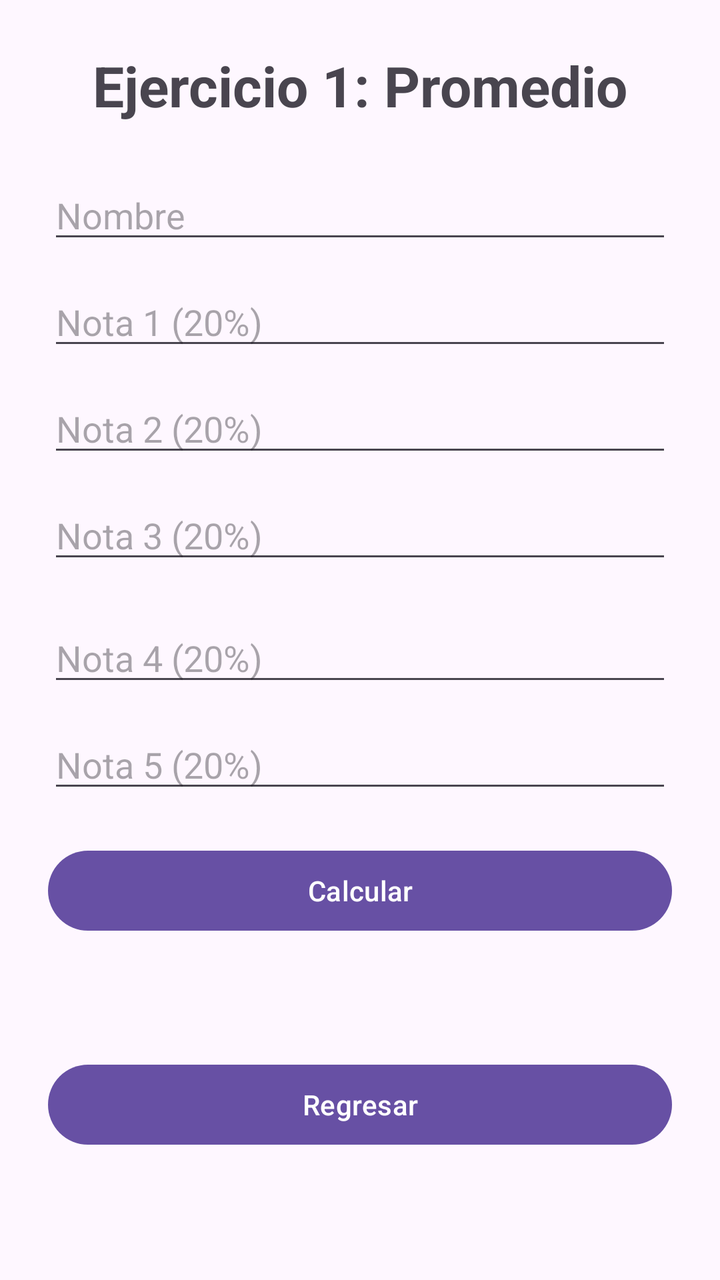
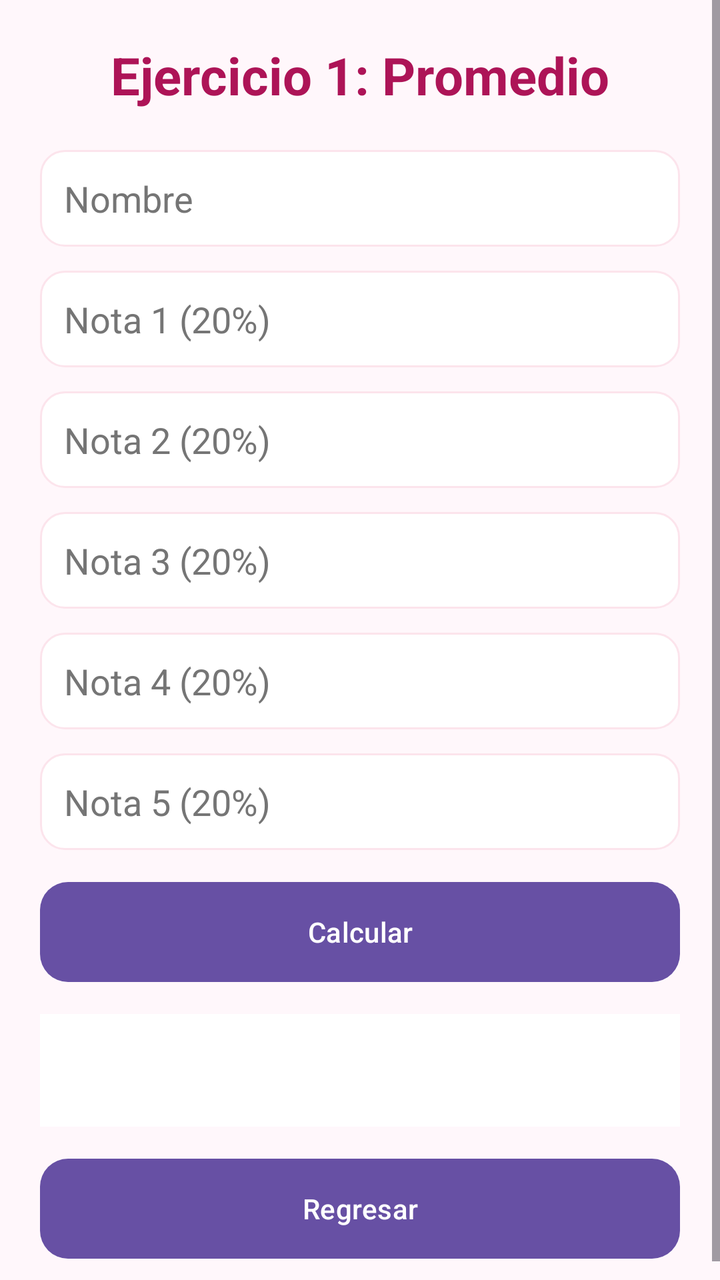

The first picture is an Android layout as it rendered before a commit; the second is the same layout after the commit. The layout source and the unified diff follow.
<!-- AndroidManifest.xml: application theme Theme.DesafioPractico -->
<!-- res/layout/activity_promedio.xml -->
<?xml version="1.0" encoding="utf-8"?>
<LinearLayout xmlns:android="http://schemas.android.com/apk/res/android"
    android:layout_width="match_parent"
    android:layout_height="match_parent"
    android:orientation="vertical"
    android:padding="24dp"
    android:gravity="center_horizontal">

    <TextView
        android:layout_width="wrap_content"
        android:layout_height="wrap_content"
        android:text="@string/titulo_promedio"
        android:textSize="28sp"
        android:textStyle="bold"
        android:layout_marginBottom="24dp" />

    <EditText
        android:id="@+id/etNombre"
        android:layout_width="match_parent"
        android:layout_height="wrap_content"
        android:hint="@string/nombre"
        android:inputType="text"
        android:layout_marginBottom="12dp" />

    <EditText
        android:id="@+id/etNota1"
        android:layout_width="match_parent"
        android:layout_height="wrap_content"
        android:hint="@string/nota_1"
        android:inputType="numberDecimal"
        android:layout_marginBottom="12dp" />

    <EditText
        android:id="@+id/etNota2"
        android:layout_width="match_parent"
        android:layout_height="wrap_content"
        android:hint="@string/nota_2"
        android:inputType="numberDecimal"
        android:layout_marginBottom="12dp" />

    <EditText
        android:id="@+id/etNota3"
        android:layout_width="match_parent"
        android:layout_height="wrap_content"
        android:hint="@string/nota_3"
        android:inputType="numberDecimal"
        android:layout_marginBottom="20dp" />

    <EditText
        android:id="@+id/etNota4"
        android:layout_width="match_parent"
        android:layout_height="wrap_content"
        android:hint="@string/nota_4"
        android:inputType="numberDecimal"
        android:layout_marginBottom="12dp" />

    <EditText
        android:id="@+id/etNota5"
        android:layout_width="match_parent"
        android:layout_height="wrap_content"
        android:hint="@string/nota_5"
        android:inputType="numberDecimal"
        android:layout_marginBottom="20dp" />

    <Button
        android:id="@+id/btnCalcularPromedio"
        android:layout_width="match_parent"
        android:layout_height="wrap_content"
        android:text="@string/calcular"
        android:layout_marginBottom="12dp" />

    <TextView
        android:id="@+id/tvResultadoPromedio"
        android:layout_width="match_parent"
        android:layout_height="wrap_content"
        android:text=""
        android:textSize="20sp"
        android:textStyle="bold"
        android:gravity="center"
        android:layout_marginBottom="20dp" />

    <Button
        android:id="@+id/btnRegresarPromedio"
        android:layout_width="match_parent"
        android:layout_height="wrap_content"
        android:text="@string/regresar" />

</LinearLayout>
<!-- resources referenced by this layout -->
<resources>
  <string name="calcular">Calcular</string>
  <string name="nombre">Nombre</string>
  <string name="nota_1">Nota 1 (20%)</string>
  <string name="nota_2">Nota 2 (20%)</string>
  <string name="nota_3">Nota 3 (20%)</string>
  <string name="nota_4">Nota 4 (20%)</string>
  <string name="nota_5">Nota 5 (20%)</string>
  <string name="regresar">Regresar</string>
  <string name="titulo_promedio">Ejercicio 1: Promedio</string>
  <style name="Theme.DesafioPractico" parent="Base.Theme.DesafioPractico" />
  <style name="Base.Theme.DesafioPractico" parent="Theme.Material3.DayNight.NoActionBar">
          
          
      </style>
</resources>

<!-- the commit's change to res/layout/activity_promedio.xml (unified diff, before → after) -->
@@ -1,88 +1,128 @@
 <?xml version="1.0" encoding="utf-8"?>
-<LinearLayout xmlns:android="http://schemas.android.com/apk/res/android"
+<ScrollView
+    xmlns:android="http://schemas.android.com/apk/res/android"
     android:layout_width="match_parent"
     android:layout_height="match_parent"
-    android:orientation="vertical"
-    android:padding="24dp"
-    android:gravity="center_horizontal">
+    android:background="@color/fondo_principal">
 
-    <TextView
-        android:layout_width="wrap_content"
-        android:layout_height="wrap_content"
-        android:text="@string/titulo_promedio"
-        android:textSize="28sp"
-        android:textStyle="bold"
-        android:layout_marginBottom="24dp" />
-
-    <EditText
-        android:id="@+id/etNombre"
+    <LinearLayout
         android:layout_width="match_parent"
         android:layout_height="wrap_content"
-        android:hint="@string/nombre"
-        android:inputType="text"
-        android:layout_marginBottom="12dp" />
+        android:orientation="vertical"
+        android:padding="@dimen/margen_principal">
 
-    <EditText
-        android:id="@+id/etNota1"
-        android:layout_width="match_parent"
-        android:layout_height="wrap_content"
-        android:hint="@string/nota_1"
-        android:inputType="numberDecimal"
-        android:layout_marginBottom="12dp" />
+        <TextView
+            android:layout_width="match_parent"
+            android:layout_height="wrap_content"
+            android:text="@string/titulo_promedio"
+            android:textSize="@dimen/texto_titulo"
+            android:textStyle="bold"
+            android:textColor="@color/fucsia_oscuro"
+            android:gravity="center"
+            android:layout_marginBottom="@dimen/margen_titulo" />
 
-    <EditText
-        android:id="@+id/etNota2"
-        android:layout_width="match_parent"
-        android:layout_height="wrap_content"
-        android:hint="@string/nota_2"
-        android:inputType="numberDecimal"
-        android:layout_marginBottom="12dp" />
+        <EditText
+            android:id="@+id/etNombre"
+            android:layout_width="match_parent"
+            android:layout_height="wrap_content"
+            android:hint="@string/nombre"
+            android:textColor="@color/texto_principal"
+            android:textColorHint="@color/texto_secundario"
+            android:inputType="text"
+            android:background="@drawable/campo_fondo"
+            android:padding="12dp"
+            android:layout_marginBottom="@dimen/margen_campo" />
 
-    <EditText
-        android:id="@+id/etNota3"
-        android:layout_width="match_parent"
-        android:layout_height="wrap_content"
-        android:hint="@string/nota_3"
-        android:inputType="numberDecimal"
-        android:layout_marginBottom="20dp" />
+        <EditText
+            android:id="@+id/etNota1"
+            android:layout_width="match_parent"
+            android:layout_height="wrap_content"
+            android:hint="@string/nota_1"
+            android:textColor="@color/texto_principal"
+            android:textColorHint="@color/texto_secundario"
+            android:inputType="numberDecimal"
+            android:background="@drawable/campo_fondo"
+            android:padding="12dp"
+            android:layout_marginBottom="@dimen/margen_campo" />
 
-    <EditText
-        android:id="@+id/etNota4"
-        android:layout_width="match_parent"
-        android:layout_height="wrap_content"
-        android:hint="@string/nota_4"
-        android:inputType="numberDecimal"
-        android:layout_marginBottom="12dp" />
+        <EditText
+            android:id="@+id/etNota2"
+            android:layout_width="match_parent"
+            android:layout_height="wrap_content"
+            android:hint="@string/nota_2"
+            android:textColor="@color/texto_principal"
+            android:textColorHint="@color/texto_secundario"
+            android:inputType="numberDecimal"
+            android:background="@drawable/campo_fondo"
+            android:padding="12dp"
+            android:layout_marginBottom="@dimen/margen_campo" />
 
-    <EditText
-        android:id="@+id/etNota5"
-        android:layout_width="match_parent"
-        android:layout_height="wrap_content"
-        android:hint="@string/nota_5"
-        android:inputType="numberDecimal"
-        android:layout_marginBottom="20dp" />
+        <EditText
+            android:id="@+id/etNota3"
+            android:layout_width="match_parent"
+            android:layout_height="wrap_content"
+            android:hint="@string/nota_3"
+            android:textColor="@color/texto_principal"
+            android:textColorHint="@color/texto_secundario"
+            android:inputType="numberDecimal"
+            android:background="@drawable/campo_fondo"
+            android:padding="12dp"
+            android:layout_marginBottom="@dimen/margen_campo" />
 
-    <Button
-        android:id="@+id/btnCalcularPromedio"
-        android:layout_width="match_parent"
-        android:layout_height="wrap_content"
-        android:text="@string/calcular"
-        android:layout_marginBottom="12dp" />
+        <EditText
+            android:id="@+id/etNota4"
+            android:layout_width="match_parent"
+            android:layout_height="wrap_content"
+            android:hint="@string/nota_4"
+            android:textColor="@color/texto_principal"
+            android:textColorHint="@color/texto_secundario"
+            android:inputType="numberDecimal"
+            android:background="@drawable/campo_fondo"
+            android:padding="12dp"
+            android:layout_marginBottom="@dimen/margen_campo" />
 
-    <TextView
-        android:id="@+id/tvResultadoPromedio"
-        android:layout_width="match_parent"
-        android:layout_height="wrap_content"
-        android:text=""
-        android:textSize="20sp"
-        android:textStyle="bold"
-        android:gravity="center"
-        android:layout_marginBottom="20dp" />
+        <EditText
+            android:id="@+id/etNota5"
+            android:layout_width="match_parent"
+            android:layout_height="wrap_content"
+            android:hint="@string/nota_5"
+            android:textColor="@color/texto_principal"
+            android:textColorHint="@color/texto_secundario"
+            android:inputType="numberDecimal"
+            android:background="@drawable/campo_fondo"
+            android:padding="12dp"
+            android:layout_marginBottom="@dimen/margen_resultado" />
 
-    <Button
-        android:id="@+id/btnRegresarPromedio"
-        android:layout_width="match_parent"
-        android:layout_height="wrap_content"
-        android:text="@string/regresar" />
+        <Button
+            android:id="@+id/btnCalcularPromedio"
+            android:layout_width="match_parent"
+            android:layout_height="@dimen/altura_boton"
+            android:text="@string/calcular"
+            android:textColor="@color/blanco"
+            android:background="@drawable/boton_fucsia"
+            android:layout_marginBottom="@dimen/margen_resultado" />
 
-</LinearLayout>
+        <TextView
+            android:id="@+id/tvResultadoPromedio"
+            android:layout_width="match_parent"
+            android:layout_height="wrap_content"
+            android:text=""
+            android:textSize="@dimen/texto_resultado"
+            android:textStyle="bold"
+            android:textColor="@color/fucsia_oscuro"
+            android:gravity="center"
+            android:background="@color/blanco"
+            android:padding="16dp"
+            android:layout_marginBottom="@dimen/margen_resultado" />
+
+        <Button
+            android:id="@+id/btnRegresarPromedio"
+            android:layout_width="match_parent"
+            android:layout_height="@dimen/altura_boton"
+            android:text="@string/regresar"
+            android:textColor="@color/blanco"
+            android:background="@drawable/boton_fucsia" />
+
+    </LinearLayout>
+
+</ScrollView>
<!-- resource entries referenced after the edit -->
@@ -1,5 +1,53 @@
 <!-- resources referenced by this layout -->
 <resources>
+  <color name="blanco">#FFFFFF</color>
+  <color name="fondo_principal">#FFF7FB</color>
+  <color name="fucsia_oscuro">#AD1457</color>
+  <color name="texto_principal">#000000</color>
+  <color name="texto_secundario">#757575</color>
+  <dimen name="altura_boton">50dp</dimen>
+  <dimen name="margen_campo">12dp</dimen>
+  <dimen name="margen_principal">20dp</dimen>
+  <dimen name="margen_resultado">16dp</dimen>
+  <dimen name="margen_titulo">20dp</dimen>
+  <dimen name="texto_resultado">18sp</dimen>
+  <dimen name="texto_titulo">26sp</dimen>
+  <!-- drawable boton_fucsia (drawable) -->
+  <?xml version="1.0" encoding="utf-8"?>
+  <shape xmlns:android="http://schemas.android.com/apk/res/android"
+      android:shape="rectangle">
+  
+      <solid android:color="@color/fucsia_principal" />
+  
+      <corners android:radius="14dp" />
+  
+      <padding
+          android:left="12dp"
+          android:top="8dp"
+          android:right="12dp"
+          android:bottom="8dp" />
+  
+  </shape>
+  <!-- drawable campo_fondo (drawable) -->
+  <?xml version="1.0" encoding="utf-8"?>
+  <shape xmlns:android="http://schemas.android.com/apk/res/android"
+      android:shape="rectangle">
+  
+      <solid android:color="@color/blanco" />
+  
+      <stroke
+          android:width="1dp"
+          android:color="@color/fucsia_claro" />
+  
+      <corners android:radius="12dp" />
+  
+      <padding
+          android:left="12dp"
+          android:top="4dp"
+          android:right="12dp"
+          android:bottom="4dp" />
+  
+  </shape>
   <string name="calcular">Calcular</string>
   <string name="nombre">Nombre</string>
   <string name="nota_1">Nota 1 (20%)</string>
@@ -10,6 +58,8 @@
   <string name="regresar">Regresar</string>
   <string name="titulo_promedio">Ejercicio 1: Promedio</string>
   <style name="Theme.DesafioPractico" parent="Base.Theme.DesafioPractico" />
+  <color name="fucsia_principal">#D81B60</color>
+  <color name="fucsia_claro">#FCE4EC</color>
   <style name="Base.Theme.DesafioPractico" parent="Theme.Material3.DayNight.NoActionBar">
           
           
